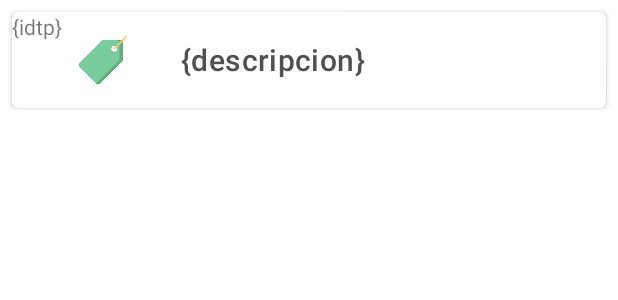
After one commit to zavaletadev/t201-dapps, an Android app: the layout item_tipoproducto.xml on its own in the app's theme, with its tools: preview values and no code run, on a phone screen of 412 x 824 dp. The commit adds this screen. Shown: the top 300 px of the screen. Run offline under Robolectric (Android 15) with nearby library versions, the phone set to English and light mode, and no system bars; network calls fail.

Commit message:
Ejemplo de ListView personalizada con datos desde un servicio

```diff
--- a/app/src/main/res/layout/fragment_catalogo.xml
+++ b/app/src/main/res/layout/fragment_catalogo.xml
@@ -6,6 +6,12 @@
     tools:context=".pub.fragments.CatalogoFragment"
     android:id="@+id/srl_categorias">
 
+    <!--
+    Si deseamos generar listView con un diseño personalizado
+    debemos realizar el layout correspondiente a la visualización de
+    cada item
+    -->
+
     <ListView
         android:id="@+id/lv_categorias"
         android:layout_width="match_parent"
--- /dev/null
+++ b/app/src/main/res/layout/item_tipoproducto.xml
@@ -0,0 +1,54 @@
+<?xml version="1.0" encoding="utf-8"?>
+<!--
+Diseño de cada elemento de la lista
+-->
+<LinearLayout xmlns:android="http://schemas.android.com/apk/res/android"
+    xmlns:app="http://schemas.android.com/apk/res-auto"
+    android:orientation="vertical"
+    android:layout_width="match_parent"
+    android:layout_height="wrap_content">
+
+    <androidx.cardview.widget.CardView
+        android:layout_width="match_parent"
+        android:layout_height="wrap_content"
+        android:layout_margin="8dp"
+        android:padding="8dp"
+        app:cardCornerRadius="4dp">
+
+        <TextView
+            android:id="@+id/tv_idtp"
+            android:layout_width="wrap_content"
+            android:layout_height="wrap_content"
+            android:text="{idtp}" />
+
+        <LinearLayout
+            android:layout_width="match_parent"
+            android:layout_height="wrap_content"
+            android:orientation="horizontal"
+            android:padding="8dp"
+            android:layout_margin="8dp"
+            android:weightSum="12"
+            android:gravity="center">
+
+            <ImageView
+                android:layout_width="0dp"
+                android:layout_weight="3"
+                android:layout_height="32dp"
+                android:src="@drawable/label"
+                android:scaleType="centerInside" />
+
+            <TextView
+                android:id="@+id/tv_descripcion"
+                android:layout_width="0dp"
+                android:layout_weight="9"
+                android:layout_height="wrap_content"
+                android:text="{descripcion}"
+                style="@style/TextAppearance.MaterialComponents.Headline6"
+                android:textColor="#505050"
+                android:layout_marginStart="8dp" />
+
+        </LinearLayout>
+
+    </androidx.cardview.widget.CardView>
+
+</LinearLayout>
```
Also changed, not shown: app/src/main/java/dev/zavaletazea/uteq/dapps/t201/proyectofinal/pub/TipoProductoAdapter.java (added, +110 -0 lines), app/src/main/java/dev/zavaletazea/uteq/dapps/t201/proyectofinal/pub/fragments/CatalogoFragment.java (+87 -0 lines), app/src/main/res/drawable/label.png (added).
